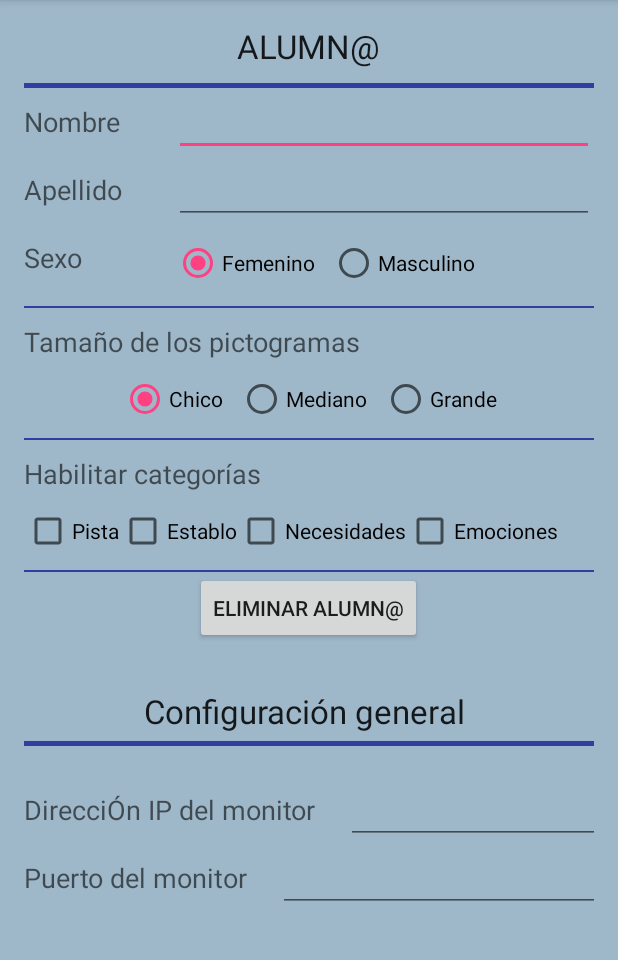
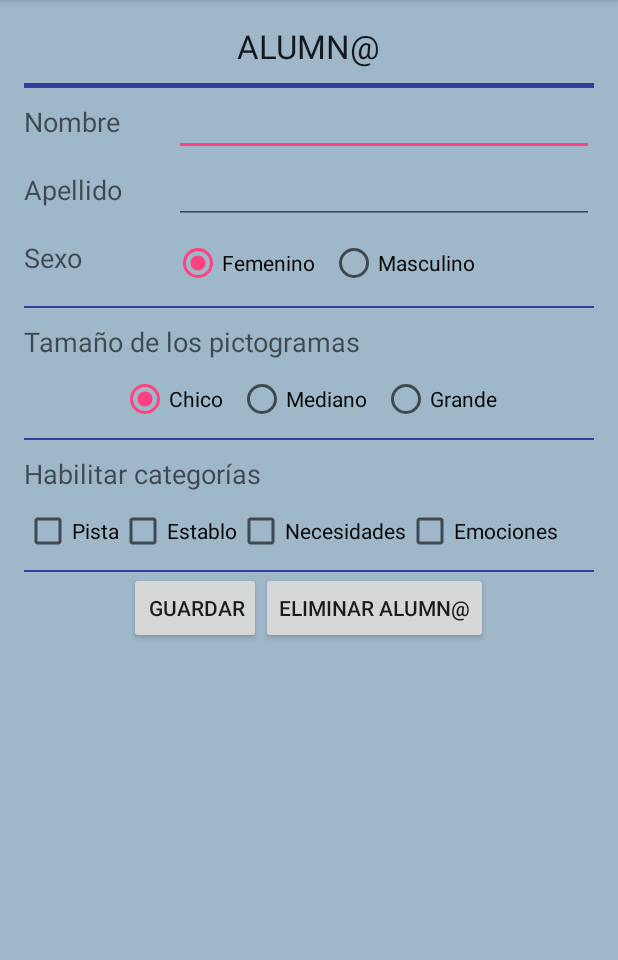
Before and after one commit to carolina46/HermesChild, an Android app: the screen it shows after launch (AjustesActivity), after a tap on "+ NUEV@ ALUMN@", on a phone screen of 412 x 824 dp, the part 84-1044 px from its top. Run offline under Robolectric (Android 15) with nearby library versions, the light colour scheme and no system bars; 1 statement that could not run was skipped.

Commit message:
Estructura general de los activity

```diff
--- a/HermesPerezMunoa/app/src/main/java/com/laboratorio/hermesperezmunoa/EdicionActivity.java
+++ b/HermesPerezMunoa/app/src/main/java/com/laboratorio/hermesperezmunoa/EdicionActivity.java
@@ -48,7 +48,6 @@ public class EdicionActivity extends SuperSolapas {
 
     @Override
     public boolean onCreateOptionsMenu(Menu menu) {
-        getMenuInflater().inflate(R.menu.menu_edicion, menu);
         return true;
     }
 
--- a/HermesPerezMunoa/app/src/main/java/com/laboratorio/hermesperezmunoa/HermesActivity.java
+++ b/HermesPerezMunoa/app/src/main/java/com/laboratorio/hermesperezmunoa/HermesActivity.java
@@ -3,6 +3,8 @@ package com.laboratorio.hermesperezmunoa;
 import android.content.Intent;
 import android.os.Bundle;
 import android.support.v7.app.AppCompatActivity;
+import android.view.Menu;
+import android.view.MenuItem;
 import android.view.View;
 import android.widget.AdapterView;
 import android.widget.ArrayAdapter;
@@ -23,6 +25,7 @@ public class HermesActivity extends AppCompatActivity {
         super.onCreate(savedInstanceState);
         setContentView(R.layout.activity_hermes);
 
+        //LISTADO DE NINOS
         cargarNinos();
 
         ListView listA = (ListView) this.findViewById(R.id.listaAlumnos);
@@ -39,6 +42,8 @@ public class HermesActivity extends AppCompatActivity {
             }
         });
 
+
+        //BOTON DE NUEVO NINO
         newChild = (Button) findViewById(R.id.BotonNuevoAlumno);
 
         newChild.setOnClickListener(new View.OnClickListener() {
@@ -52,6 +57,20 @@ public class HermesActivity extends AppCompatActivity {
 
     }
 
+
+    //MENU
+    public boolean onCreateOptionsMenu(Menu menu) {
+        getMenuInflater().inflate(R.menu.menu_main, menu);
+        return true;
+    }
+
+    public boolean onOptionsItemSelected(MenuItem item) {
+        Intent intent = new Intent(HermesActivity.this, ConfiguracionGeneralActivity.class);
+        startActivity(intent);
+        return true;
+    }
+
+
     private void cargarNinos(){
         DataBaseManager DBmanager = new DataBaseManager(this);
         childList= DBmanager.listChild();
--- a/HermesPerezMunoa/app/src/main/res/layout/activity_ajustes.xml
+++ b/HermesPerezMunoa/app/src/main/res/layout/activity_ajustes.xml
@@ -214,74 +214,28 @@
         android:layout_height="1dip"
         android:background="#303F9F" />
 
-    <Button
+    <LinearLayout
+        android:orientation="horizontal"
         android:layout_width="wrap_content"
         android:layout_height="wrap_content"
-        android:text="Eliminar Alumn@"
-        android:id="@+id/buttonEliminarA"
-        android:layout_gravity="center_horizontal"
-     />
+        android:layout_gravity="center_horizontal">
 
 
 
-    <TextView
-        android:layout_width="wrap_content"
-        android:layout_height="wrap_content"
-        android:textAppearance="?android:attr/textAppearanceLarge"
-        android:text="Configuración general "
-        android:id="@+id/tituloConf"
-        android:layout_gravity="center_horizontal"
-        android:paddingBottom="5dp"
-        android:paddingTop="30dp"
-        />
-
-    <View
-        android:layout_width="fill_parent"
-        android:layout_height="3dip"
-        android:background="#303F9F" />
-
-
-    <LinearLayout
-        android:orientation="horizontal"
-        android:layout_width="match_parent"
-        android:layout_height="wrap_content"
-        android:layout_gravity="top"
-        android:paddingTop="20dp">
-
-        <TextView
+        <Button
             android:layout_width="wrap_content"
             android:layout_height="wrap_content"
-            android:textAppearance="?android:attr/textAppearanceMedium"
-            android:paddingRight="20dp"
-            android:text="DirecciÓn IP del monitor"
-            android:id="@+id/textIP"/>
+            android:text="Guardar"
+            android:id="@+id/buttonGuardarA"
+            android:paddingRight="10dp"
+            />
 
-        <EditText
-            android:layout_width="246dp"
-            android:layout_height="wrap_content"
-            android:id="@+id/editIP" />
-    </LinearLayout>
-
-    <LinearLayout
-        android:orientation="horizontal"
-        android:layout_width="match_parent"
-        android:layout_height="wrap_content"
-        android:layout_gravity="top">
-
-        <TextView
+        <Button
             android:layout_width="wrap_content"
             android:layout_height="wrap_content"
-            android:paddingRight="20dp"
-            android:textAppearance="?android:attr/textAppearanceMedium"
-            android:text="Puerto del monitor"
-            android:id="@+id/textPuerto" />
-
-        <EditText
-            android:layout_width="246dp"
-            android:layout_height="wrap_content"
-            android:id="@+id/editPuerto" />
+            android:text="Eliminar Alumn@"
+            android:id="@+id/buttonEliminarA" />
     </LinearLayout>
 
 
-
 </LinearLayout>
--- /dev/null
+++ b/HermesPerezMunoa/app/src/main/res/menu/menu_main.xml
@@ -0,0 +1,10 @@
+<menu xmlns:android="http://schemas.android.com/apk/res/android"
+    xmlns:app="http://schemas.android.com/apk/res-auto"
+    xmlns:tools="http://schemas.android.com/tools"
+    tools:context="com.laboratorio.hermesperezmunoa.edicionActivity">
+    <item
+        android:id="@+id/action_settings"
+        android:orderInCategory="100"
+        android:title="Configuración general"
+        app:showAsAction="never" />
+</menu>
```
Also changed, not shown: HermesPerezMunoa/app/src/main/AndroidManifest.xml (+5 -3 lines), HermesPerezMunoa/app/src/main/java/com/laboratorio/hermesperezmunoa/ConfiguracionGeneralActivity.java (added, +13 -0 lines), HermesPerezMunoa/app/src/main/res/layout/activity_configuracion_general.xml (added, +72 -0 lines).
